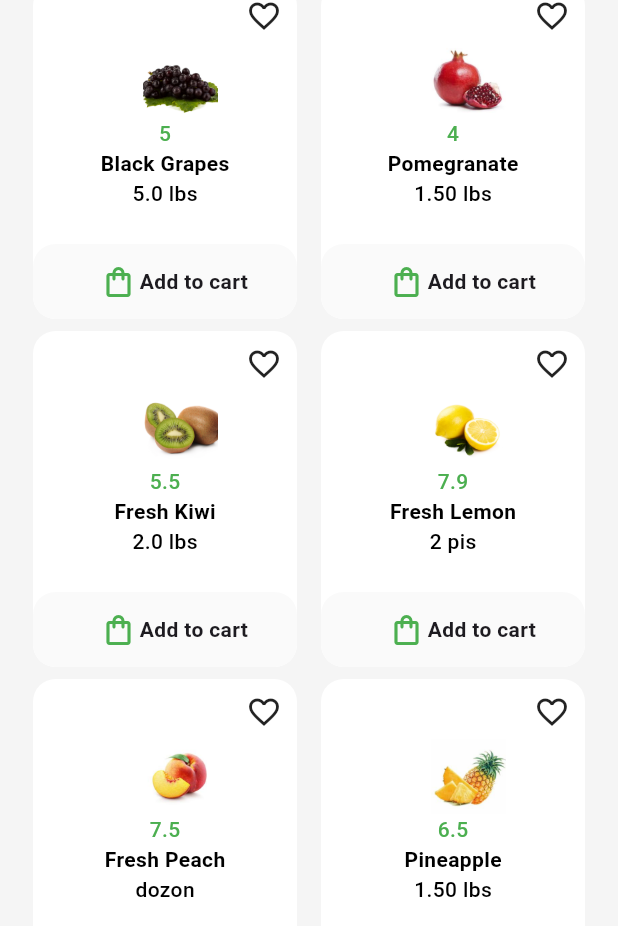
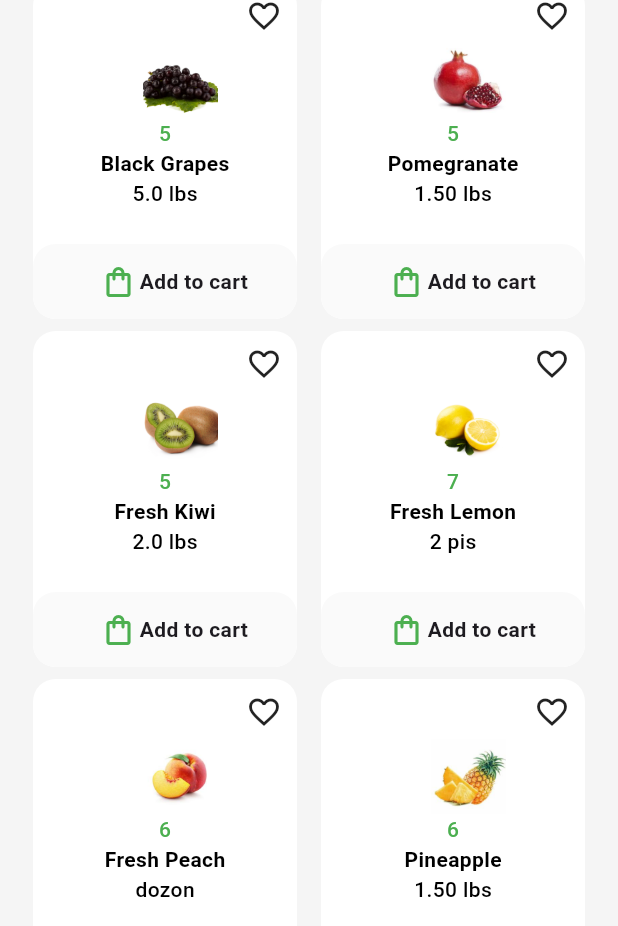
Before and after one commit to harshdusane2103/big_cart_ecomarce_app, a Flutter app: the homescreen screen opened by its route, scrolled down 742 dp, on a phone screen of 412 x 824 dp. Shown: the part 146-1072 px from the top of the screen. Run offline on Flutter 3.47's test engine with Material 3 defaults, Android fonts, the phone set to English and light mode, and no system bars.

Commit message:
23-04-2024
10:17pm

```diff
--- a/lib/All_udf/udf.dart
+++ b/lib/All_udf/udf.dart
@@ -160,7 +160,7 @@ Container cat2() {
   );
 }
 
-Container boxmain(String image, String price, String fname, String cname) {
+Container boxmain(String image, int price, String fname, String cname) {
   return Container(
     margin: EdgeInsets.only(left: 8, right: 8, top: 8),
     height: 224,
@@ -187,7 +187,7 @@ Container boxmain(String image, String price, String fname, String cname) {
             ),
             // Text(,style:TextStyle(fontWeight: FontWeight.w500,color: Colors.black) ,),
             Text(
-              price,
+              '$price',
               style:
                   TextStyle(fontWeight: FontWeight.w500, color:Colors.green),
             ),
--- a/lib/Detils/detials.dart
+++ b/lib/Detils/detials.dart
@@ -81,7 +81,7 @@ class _detailsScreenState extends State<detailsScreen> {
                                   crossAxisAlignment: CrossAxisAlignment.start,
                                   children: [
                                     Text(
-                                imgColunmfirstlist[selectindex]['price'],
+                                imgColunmfirstlist[selectindex]['price'].toString(),
                                       style: TextStyle(
                                           fontWeight: FontWeight.w500,
                                           color: Colors.green,fontSize:20),
@@ -172,6 +172,7 @@ class _detailsScreenState extends State<detailsScreen> {
                                                        });
                                                       },child: Icon(Icons.remove,color: Colors.green,)),
                                                 ),
+
                                                 Container(
                                                   height:20,
                                                   width: 20,
--- a/lib/pay/payment.dart
+++ b/lib/pay/payment.dart
@@ -1,3 +1,4 @@
+import 'package:big_cart_ecomarce_app/cart/cart.dart';
 import 'package:big_cart_ecomarce_app/utils/golbal.dart';
 import 'package:flutter/material.dart';
 
@@ -35,7 +36,7 @@ class _paymentscreenState extends State<paymentscreen> {
                           InkWell(
                             onTap: () {
                               setState(() {
-                                qty=0;
+                                count=0;
                                 amount=0;
                                 total=0;
                                 Navigator.of(context).pop('/cart');
@@ -80,7 +81,7 @@ class _paymentscreenState extends State<paymentscreen> {
                           style: TextStyle(color: Colors.black, fontSize: 22),
                         ),
                         Text(
-                          '$qty',
+                          '$count',
                           style: TextStyle(color: Colors.black, fontSize: 22),
                         ),
                     ]
--- a/lib/utils/list.dart
+++ b/lib/utils/list.dart
@@ -59,7 +59,7 @@ List iconlist=[
 // bool boolName = true;
 
 List imgColunmfirstlist=[
-  { 'price':'7',
+  { 'price':7,
     'image':'asstes/Images/ac.jpeg',
     'fname':'Avacoda',
     'cname':'2.0 lbs',
@@ -67,49 +67,49 @@ List imgColunmfirstlist=[
     'cartBool' : false,
 
   },
-  { 'price':'6',
+  { 'price':6,
     'image':'asstes/Images/apk.jpeg',
     'fname':'Apple',
     'cname':'1 Kg',
   'quanity':1,
     'cartBool' : false,
   },
-  { 'price':'5',
+  { 'price':5,
     'image':'asstes/Images/grapes.jpg',
     'fname':'Black Grapes',
     'cname':'5.0 lbs',
     'quanity':1,
     'cartBool' : false,
   },
-  { 'price':'4',
+  { 'price':5,
     'image':'asstes/Images/pro.jpeg',
     'fname':'Pomegranate',
     'cname':'1.50 lbs',
     'quanity':1,
 
   },
-  { 'price':'5.5',
+  { 'price':5,
     'image':'asstes/Images/kiwisec.jpg',
     'fname':'Fresh Kiwi',
     'cname':'2.0 lbs',
     'quanity':1,
 
   },
-  { 'price':'7.9',
+  { 'price':7,
     'image':'asstes/Images/lmeon.jpg',
     'fname':'Fresh Lemon',
     'cname':'2 pis',
     'quanity':1,
 
   },
-  { 'price':'7.5',
+  { 'price':6,
     'image':'asstes/Images/peach.jpeg',
     'fname':'Fresh Peach',
     'cname':'dozon',
     'quanity':1,
 
   },
-  { 'price':'6.5',
+  { 'price':6,
     'image':'asstes/Images/pine.jpeg',
     'fname':'Pineapple',
     'cname':'1.50 lbs',
```
Also changed, not shown: lib/Home/homescreen.dart (+1 -16 lines), lib/cart/cart.dart (+5 -10 lines), m_c.png (added), pa.png (added), 1 other file.
